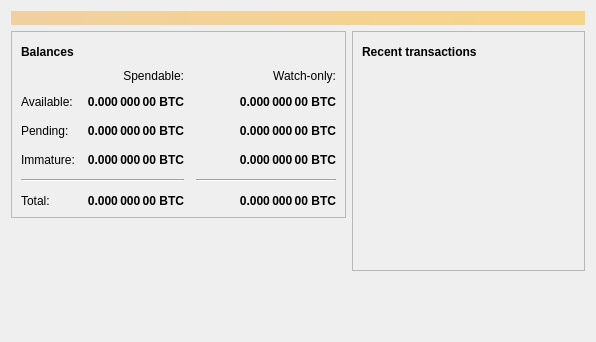
Above: src/qt/forms/overviewpage.ui from chaintope/tapyrus-core before the change. Below: the same form after it.
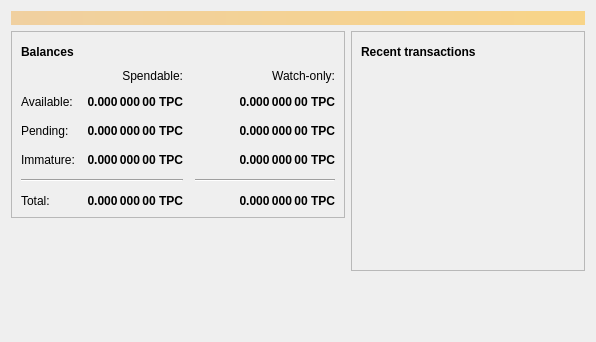
That is the form after the change. Icons and pictures are not drawn.

What changed in the file:
```diff
--- a/src/qt/forms/overviewpage.ui
+++ b/src/qt/forms/overviewpage.ui
@@ -129,7 +129,7 @@
                <string>Unconfirmed transactions to watch-only addresses</string>
               </property>
               <property name="text">
-               <string notr="true">0.000 000 00 BTC</string>
+               <string notr="true">0.000 000 00 TPC</string>
               </property>
               <property name="alignment">
                <set>Qt::AlignRight|Qt::AlignTrailing|Qt::AlignVCenter</set>
@@ -154,7 +154,7 @@
                <string>Total of transactions that have yet to be confirmed, and do not yet count toward the spendable balance</string>
               </property>
               <property name="text">
-               <string notr="true">0.000 000 00 BTC</string>
+               <string notr="true">0.000 000 00 TPC</string>
               </property>
               <property name="alignment">
                <set>Qt::AlignRight|Qt::AlignTrailing|Qt::AlignVCenter</set>
@@ -179,7 +179,7 @@
                <string>Mined balance in watch-only addresses that has not yet matured</string>
               </property>
               <property name="text">
-               <string notr="true">0.000 000 00 BTC</string>
+               <string notr="true">0.000 000 00 TPC</string>
               </property>
               <property name="alignment">
                <set>Qt::AlignRight|Qt::AlignTrailing|Qt::AlignVCenter</set>
@@ -237,7 +237,7 @@
                <string>Mined balance that has not yet matured</string>
               </property>
               <property name="text">
-               <string notr="true">0.000 000 00 BTC</string>
+               <string notr="true">0.000 000 00 TPC</string>
               </property>
               <property name="alignment">
                <set>Qt::AlignRight|Qt::AlignTrailing|Qt::AlignVCenter</set>
@@ -282,7 +282,7 @@
                <string>Your current total balance</string>
               </property>
               <property name="text">
-               <string notr="true">0.000 000 00 BTC</string>
+               <string notr="true">0.000 000 00 TPC</string>
               </property>
               <property name="alignment">
                <set>Qt::AlignRight|Qt::AlignTrailing|Qt::AlignVCenter</set>
@@ -307,7 +307,7 @@
                <string>Current total balance in watch-only addresses</string>
               </property>
               <property name="text">
-               <string notr="true">0.000 000 00 BTC</string>
+               <string notr="true">0.000 000 00 TPC</string>
               </property>
               <property name="alignment">
                <set>Qt::AlignRight|Qt::AlignTrailing|Qt::AlignVCenter</set>
@@ -349,7 +349,7 @@
                <string>Your current spendable balance</string>
               </property>
               <property name="text">
-               <string notr="true">0.000 000 00 BTC</string>
+               <string notr="true">0.000 000 00 TPC</string>
               </property>
               <property name="alignment">
                <set>Qt::AlignRight|Qt::AlignTrailing|Qt::AlignVCenter</set>
@@ -374,7 +374,7 @@
                <string>Your current balance in watch-only addresses</string>
               </property>
               <property name="text">
-               <string notr="true">0.000 000 00 BTC</string>
+               <string notr="true">0.000 000 00 TPC</string>
               </property>
               <property name="alignment">
                <set>Qt::AlignRight|Qt::AlignTrailing|Qt::AlignVCenter</set>
```
